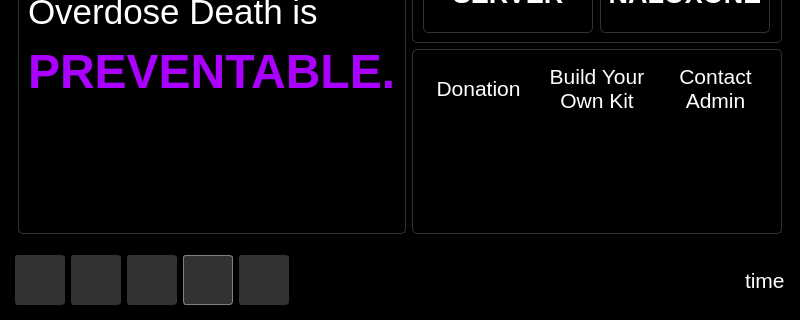
zyl120/Naloxone_Safety_Kit, file qt_design/main_window.ui: the form before one commit; both pictures show x 0 to 800 and y 160 to 480 of the 800 by 480 pixel window.
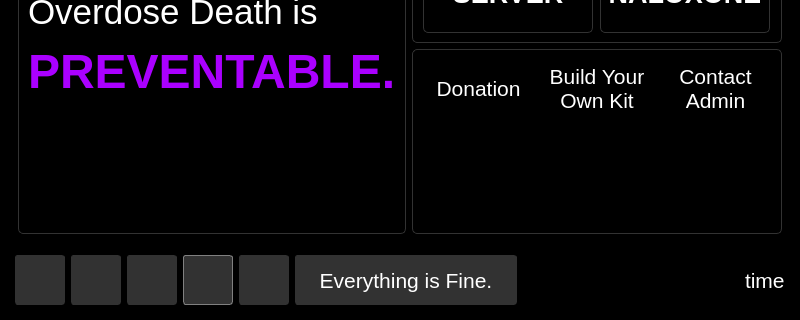
The form after the commit. The open tabs and pages were chosen to show the change. Icons and pictures are not drawn.

Commit message: add status bar

```diff
--- a/qt_design/main_window.ui
+++ b/qt_design/main_window.ui
@@ -5728,7 +5728,43 @@
         </widget>
        </item>
        <item>
-        <spacer name="horizontalSpacer_3">
+        <widget class="QLabel" name="status_bar">
+         <property name="sizePolicy">
+          <sizepolicy hsizetype="Expanding" vsizetype="Preferred">
+           <horstretch>0</horstretch>
+           <verstretch>0</verstretch>
+          </sizepolicy>
+         </property>
+         <property name="minimumSize">
+          <size>
+           <width>100</width>
+           <height>50</height>
+          </size>
+         </property>
+         <property name="maximumSize">
+          <size>
+           <width>300</width>
+           <height>50</height>
+          </size>
+         </property>
+         <property name="font">
+          <font>
+           <pointsize>16</pointsize>
+          </font>
+         </property>
+         <property name="styleSheet">
+          <string notr="true">color: white; background-color: rgb(50,50,50); border-radius:3px;border-color: rgb(50,50,50);border-width: 1px;border-style: solid;</string>
+         </property>
+         <property name="text">
+          <string>Everything is Fine.</string>
+         </property>
+         <property name="alignment">
+          <set>Qt::AlignCenter</set>
+         </property>
+        </widget>
+       </item>
+       <item>
+        <spacer name="horizontalSpacer_2">
          <property name="orientation">
           <enum>Qt::Horizontal</enum>
          </property>
```
Left out of the diff: 2 changed lines with no effect on the pictures. The commit also changes 3 other files.
